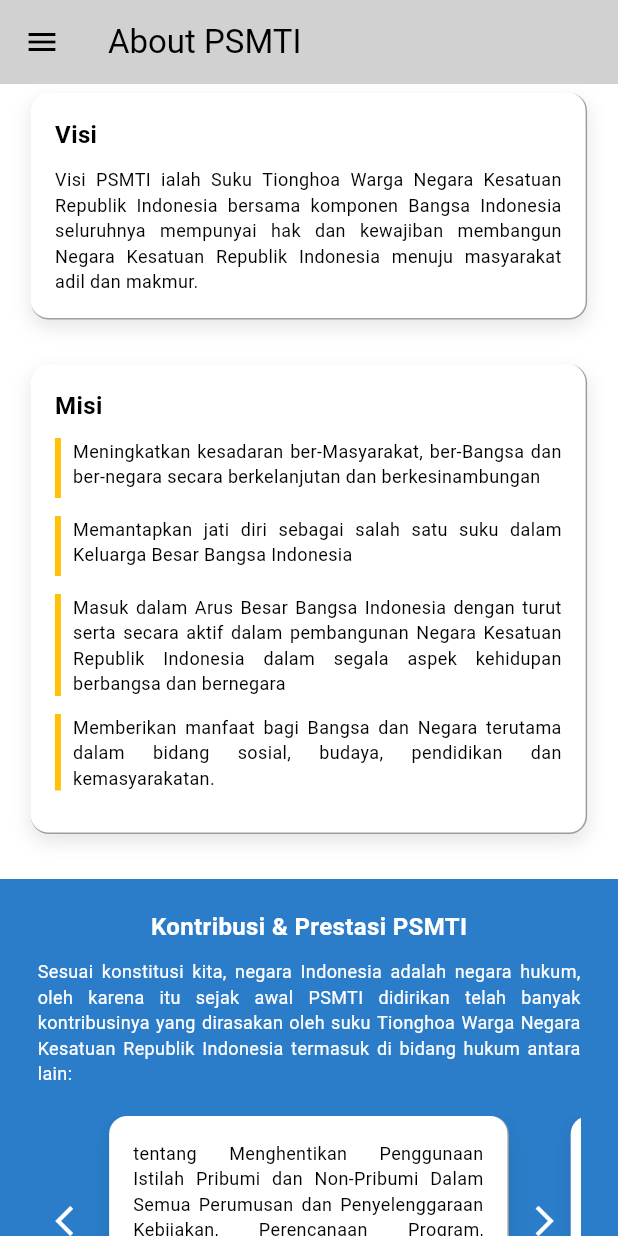
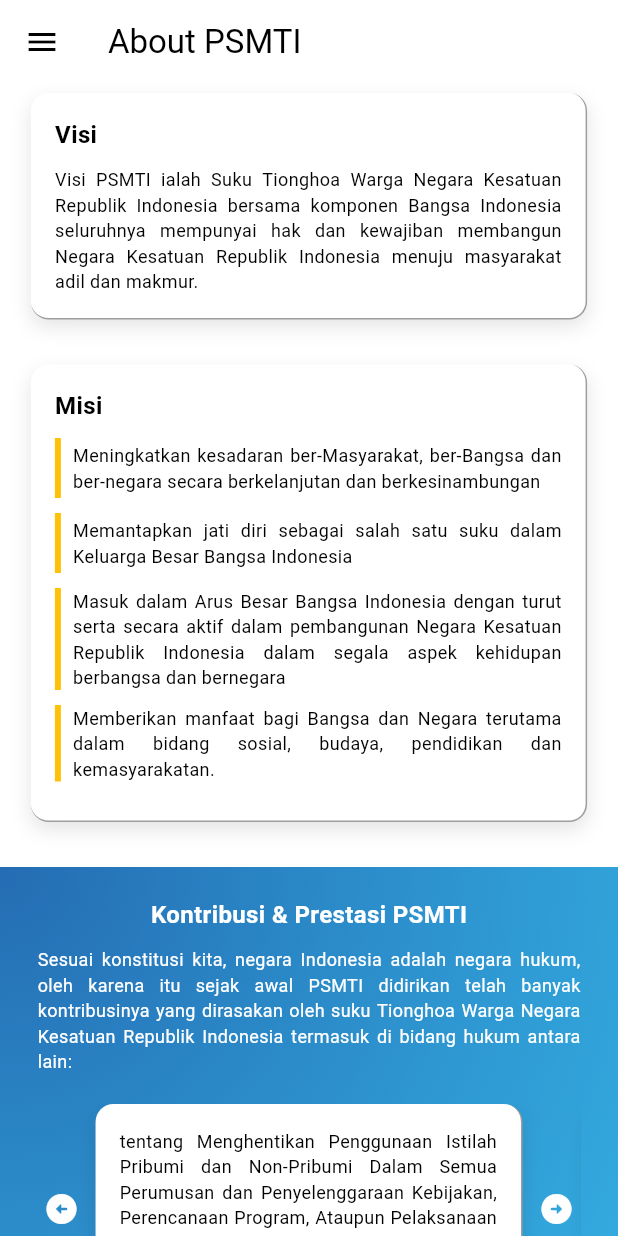
Before and after one commit to iqbalmdd/chatt_app, a Flutter app: the AboutPage screen opened by its route, scrolled down 576 dp, on a phone screen of 412 x 824 dp. Run offline on Flutter 3.47's test engine with Material 3 defaults, Android fonts, the phone set to English and light mode, and no system bars; our stand-ins replace cloud_firestore, firebase_auth, firebase_core; accounts and stored records are empty; generated files the repository leaves out were written again; network calls fail.

Commit message:
[DONE] about PSMTI

```diff
--- a/lib/components/contribution_section.dart
+++ b/lib/components/contribution_section.dart
@@ -11,7 +11,7 @@
 }
 
 class _ContributionSectionState extends State<ContributionSection> {
-  final PageController _pageController = PageController(viewportFraction: 0.85);
+  final PageController _pageController = PageController(viewportFraction: 0.9);
   int _currentPage = 0;
 
   void _nextPage() {
@@ -56,18 +56,18 @@
 
         // Tombol Panah Kiri
         Positioned(
-          left: 0,
+          left: -8,
           child: IconButton(
-            icon: Icon(Icons.arrow_back_ios, size: 24, color: Colors.white),
+            icon: Icon(Icons.arrow_circle_left_rounded, size: 24, color: Colors.white),
             onPressed: _prevPage,
           ),
         ),
 
         // Tombol Panah Kanan
         Positioned(
-          right: 0,
+          right: -8,
           child: IconButton(
-            icon: Icon(Icons.arrow_forward_ios, size: 24, color: Colors.white),
+            icon: Icon(Icons.arrow_circle_right_rounded, size: 24, color: Colors.white),
             onPressed: _nextPage,
           ),
         ),
@@ -105,6 +105,7 @@
     showDialog(
       context: context,
       builder: (context) => AlertDialog(
+        backgroundColor: Theme.of(context).colorScheme.tertiary,
         content: SingleChildScrollView(
           child: Text(
             text,
--- /dev/null
+++ b/lib/components/text_list.dart
@@ -0,0 +1,43 @@
+import 'package:flutter/material.dart';
+
+class TextList extends StatelessWidget {
+  final List<String> text;
+  final double orangeSpace;
+
+  const TextList({Key? key, required this.text, required this.orangeSpace}) : super(key: key);
+
+  @override
+  Widget build(BuildContext context) {
+    return Column(
+      crossAxisAlignment: CrossAxisAlignment.start,
+      children: text.map((m) {
+        return Padding(
+          padding: EdgeInsets.only(bottom: orangeSpace),
+          child: IntrinsicHeight(
+            child: Row(
+              crossAxisAlignment: CrossAxisAlignment.center,
+              children: [
+                // Garis Kuning
+                Container(
+                  width: 4,
+                  padding: EdgeInsets.symmetric(vertical: 20),
+                  color: Colors.amber,
+                ),
+                const SizedBox(width: 8),
+
+                // Text
+                Flexible(
+                  child: Text(
+                    m,
+                    style: TextStyle(fontSize: 12),
+                    textAlign: TextAlign.justify,
+                  ),
+                ),
+              ],
+            ),
+          ),
+        );
+      }).toList(),
+    );
+  }
+}
--- /dev/null
+++ b/lib/models/about_footer_model.dart
@@ -0,0 +1,23 @@
+class AboutFooterModel {
+  final String title;
+  final String titleDesc;
+  final String subTitle;
+  final List<String> subTitleDesc;
+
+  AboutFooterModel({
+    required this.title,
+    required this.titleDesc,
+    required this.subTitle,
+    required this.subTitleDesc
+  });
+
+  // Convert JSON to Object
+  factory AboutFooterModel.fromJson(Map<String,dynamic> json) {
+    return AboutFooterModel(
+      title: json['title'],
+      titleDesc: json['titleDesc'],
+      subTitle: json['subTitle'],
+      subTitleDesc: json['subTitleDesc'],
+      );
+  }
+}
--- a/lib/pages/about_page.dart
+++ b/lib/pages/about_page.dart
@@ -2,6 +2,8 @@
 import 'package:chatt_app/components/floating_card.dart';
 import 'package:chatt_app/components/image_banner.dart';
 import 'package:chatt_app/components/my_drawer.dart';
+import 'package:chatt_app/components/text_list.dart';
+import 'package:chatt_app/models/about_footer_model.dart';
 import 'package:chatt_app/models/about_model.dart';
 import 'package:chatt_app/models/contribution_model.dart';
 import 'package:flutter/material.dart';
@@ -33,11 +35,29 @@
         "Terbitnya Instruksi Presiden (Inpres) No 26 Tahun 1998 tanggal 16 September 1998 tentang Menghentikan Penggunaan Istilah Pribumi dan Non-Pribumi Dalam Semua Perumusan dan Penyelenggaraan Kebijakan, Perencanaan Program, Ataupun Pelaksanaan Kegiatan Penyelenggaraan Pemerintahan",
       ]);
 
+  final AboutFooterModel aboutFooterModel = AboutFooterModel(
+      title: "Logo PSMTI & Artinya",
+      titleDesc:
+          "Meningkatkan kesadaran ber-Masyarakat, ber-Bangsa dan ber-Negara secara berkelanjutan dan berkesinambungan",
+      subTitle: "Maksud Lambang PSMTI",
+      subTitleDesc: [
+        "Sekuntum bunga bermakna kesetiaan dalam suka dan duka",
+        "Warna biru pada bunga melambangkan ketulusan, keikhlasan dan kedamaian",
+        "Jumlah kelopak bunga 5 helai melambangkan Pancasila",
+        "Padi dan Kapas bermakna budi yang luhur dan kejayaan",
+        "Warna Kuning melambangkan budi yang luhur dan kejayaan",
+        "Bendera Merah Putih melambangkan Negara dan Bangsa Indonesia",
+        "Jumlah butir padi 17 dan bunga kapas 8, melambangkan tanggal dan bulan Proklamasi 17 Agustus 1945"
+      ]
+    );
+
   @override
   Widget build(BuildContext context) {
     return Scaffold(
       backgroundColor: Theme.of(context).colorScheme.tertiary,
       appBar: AppBar(
+        backgroundColor: Theme.of(context).colorScheme.tertiary,
+        surfaceTintColor: Theme.of(context).colorScheme.tertiary,
         title: Text("About PSMTI"),
       ),
       drawer: MyDrawer(username: "Temporary Name"),
@@ -94,8 +114,7 @@
                 child: Text(
                   aboutUs.visi,
                   style: TextStyle(fontSize: 12),
-                  textAlign: TextAlign.justify,
-                )
+                  textAlign: TextAlign.justify)
             ),
 
             SizedBox(
@@ -103,42 +122,7 @@
             ),
 
             // Misi
-            FloatingCard(
-              title: "Misi",
-              child: Column(
-                crossAxisAlignment: CrossAxisAlignment.start,
-                children: aboutUs.misi
-                    .map((m) => Padding(
-                          padding: const EdgeInsets.only(bottom: 12),
-                          child: IntrinsicHeight(
-                            child: Row(
-
-                                // Garis Kuning
-                                crossAxisAlignment: CrossAxisAlignment.start,
-                                children: [
-                                  Container(
-                                    width: 4,
-                                    padding: EdgeInsets.symmetric(vertical: 20),
-                                    color: Colors.amber,
-                                  ),
-                                  const SizedBox(width: 8),
-
-                                  // Text
-                                  Flexible(
-                                    child: Text(
-                                      m,
-                                      style: TextStyle(
-                                        fontSize: 12,
-                                      ),
-                                      textAlign: TextAlign.justify,
-                                    ),
-                                  )
-                                ]),
-                          ),
-                        ))
-                    .toList(),
-              ),
-            ),
+            FloatingCard(title: "Misi", child: TextList(text: aboutUs.misi, orangeSpace: 10,)),
 
             SizedBox(
               height: 30,
@@ -146,7 +130,16 @@
 
             // BLUE SECTION
             Container(
-              color: const Color.fromARGB(255, 43, 125, 202),
+              decoration: BoxDecoration(
+                gradient: RadialGradient(
+                  center: Alignment.topLeft, // Titik awal gradien (0% 0%)
+                  radius: 1.5, // Sesuai dengan 150.47% dari CSS
+                  colors: [
+                    Color.fromRGBO(13, 92, 171, 0.9),  // rgba(13, 92, 171, 0.90) pada 0%
+                    Color.fromRGBO(0, 148, 214, 0.8),  // rgba(0, 148, 214, 0.80) pada 100%
+                  ],
+                  stops: [0.0, 1.0], // 0% -> 100%
+              )),
               child: Padding(
                 padding: EdgeInsets.symmetric(vertical: 20, horizontal: 25),
                 child: Column(
@@ -177,11 +170,49 @@
                     ),
 
                     // floating card bg-blue
-                    ContributionSection(contributions: contributionModel.contribution)
+                    ContributionSection(
+                        contributions: contributionModel.contribution),
                   ],
                 ),
               ),
             ),
+
+            // Logo PSMTI & Artinya
+            Container(
+              width: double.infinity,
+              padding: EdgeInsets.only(top: 15, bottom: 0, left: 25, right: 25),
+              child: Row(
+                crossAxisAlignment: CrossAxisAlignment.center,
+                children: [
+                  Icon(Icons.logo_dev, size: 45),
+                  SizedBox(width: 12),
+                  Expanded(
+                    child: Column(
+                      crossAxisAlignment: CrossAxisAlignment.start,
+                      children: [
+                        Text(
+                          aboutFooterModel.title,
+                          style: TextStyle(
+                              fontSize: 16, fontWeight: FontWeight.w600),
+                        ),
+                        SizedBox(height: 4),
+                        Text(
+                          aboutFooterModel.titleDesc,
+                          style: TextStyle(fontSize: 12),
+                          textAlign: TextAlign.justify,
+                        ),
+                      ],
+                    ),
+                  ),
+                ],
+              ),
+            ),
+
+            // Arti Lambang PSMTI
+            Padding(
+              padding: const EdgeInsets.symmetric(horizontal: 25, vertical: 20),
+              child: TextList(text: aboutFooterModel.subTitleDesc, orangeSpace: 0,),
+            )
           ],
         ),
       ),
```
